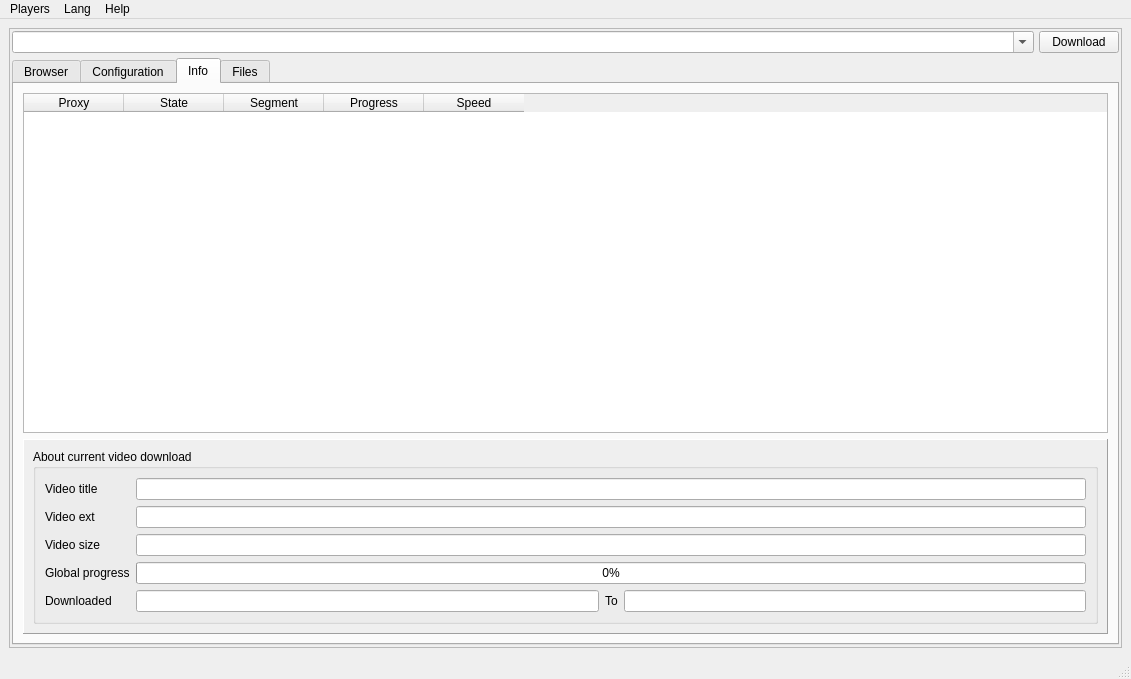
Before: the Qt Designer form main/app/win/mainLayout.ui in marcosvicente/BaixeAssista, drawn with Qt 5.
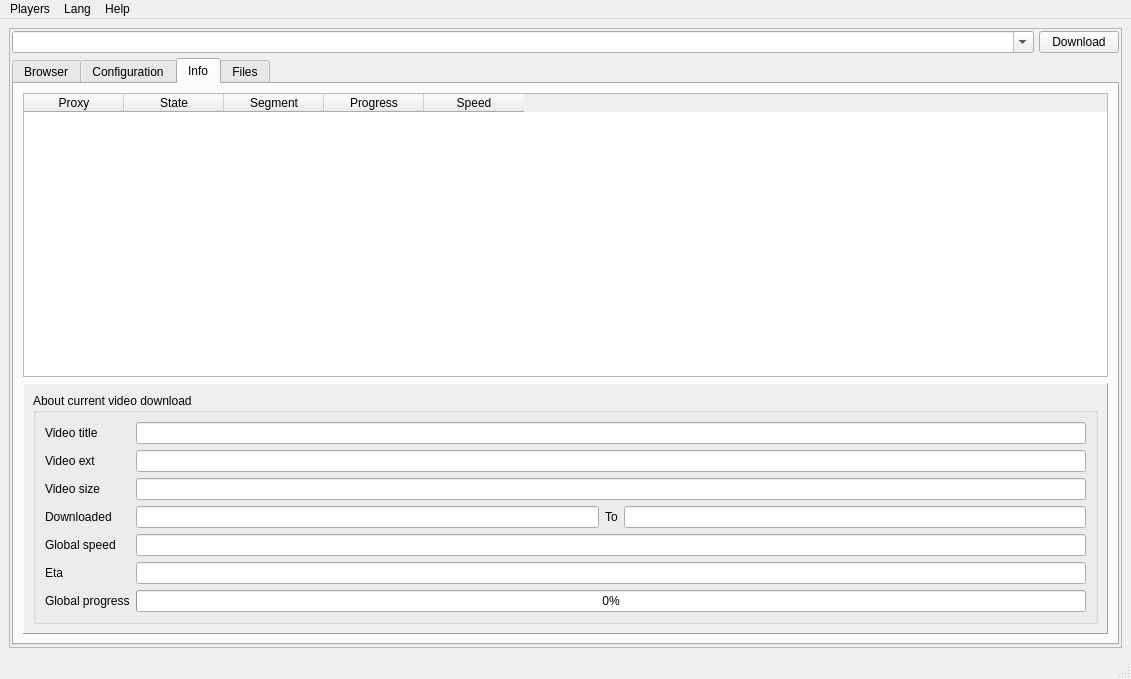
After: the same form once the commit is applied. The open tabs and pages were chosen to show the change. Icons and pictures are not drawn.

Commit message: adicionandos novas informações ao arquivo de video sendo baixado.

Patch:
```diff
--- a/main/app/win/mainLayout.ui
+++ b/main/app/win/mainLayout.ui
@@ -731,21 +731,28 @@
                      <item row="2" column="1">
                       <widget class="QLineEdit" name="videoSizeInfo"/>
                      </item>
-                     <item row="3" column="0">
+                     <item row="8" column="0">
                       <widget class="QLabel" name="label_12">
                        <property name="text">
                         <string>Global progress</string>
                        </property>
                       </widget>
                      </item>
-                     <item row="4" column="0">
+                     <item row="8" column="1">
+                      <widget class="QProgressBar" name="progressBarInfo">
+                       <property name="value">
+                        <number>0</number>
+                       </property>
+                      </widget>
+                     </item>
+                     <item row="3" column="0">
                       <widget class="QLabel" name="label_13">
                        <property name="text">
                         <string>Downloaded</string>
                        </property>
                       </widget>
                      </item>
-                     <item row="4" column="1">
+                     <item row="3" column="1">
                       <layout class="QHBoxLayout" name="horizontalLayout_5">
                        <item>
                         <widget class="QLineEdit" name="downloadedFromInfo">
@@ -776,13 +783,26 @@
                        </item>
                       </layout>
                      </item>
-                     <item row="3" column="1">
-                      <widget class="QProgressBar" name="progressBarInfo">
-                       <property name="value">
-                        <number>0</number>
+                     <item row="4" column="0">
+                      <widget class="QLabel" name="label_15">
+                       <property name="text">
+                        <string>Global speed</string>
                        </property>
                       </widget>
                      </item>
+                     <item row="4" column="1">
+                      <widget class="QLineEdit" name="globalSpeedInfo"/>
+                     </item>
+                     <item row="5" column="0">
+                      <widget class="QLabel" name="label_16">
+                       <property name="text">
+                        <string>Eta</string>
+                       </property>
+                      </widget>
+                     </item>
+                     <item row="5" column="1">
+                      <widget class="QLineEdit" name="globalEtaInfo"/>
+                     </item>
                     </layout>
                    </item>
                   </layout>
```
Left out of the diff: 4 changed lines with no effect on the pictures. The commit also changes 1 other file.
